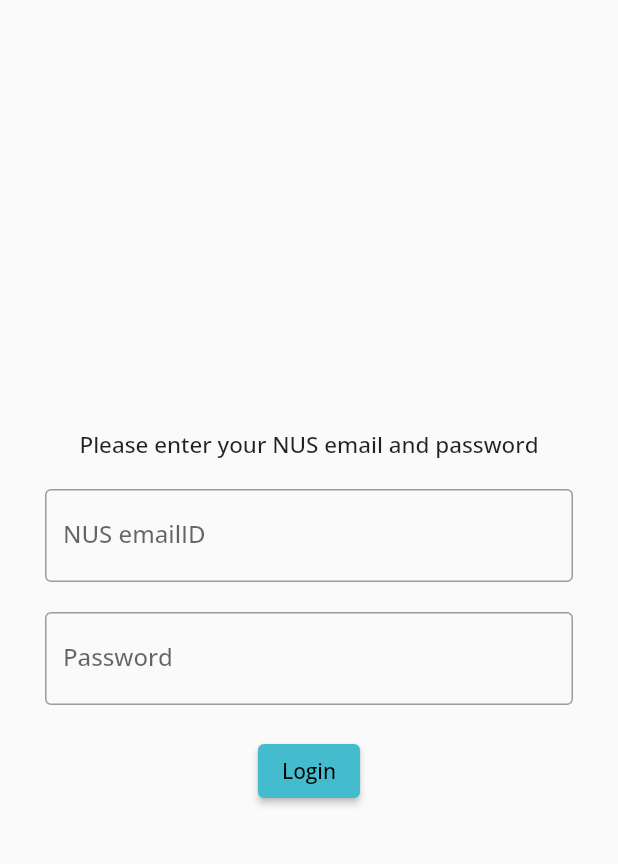
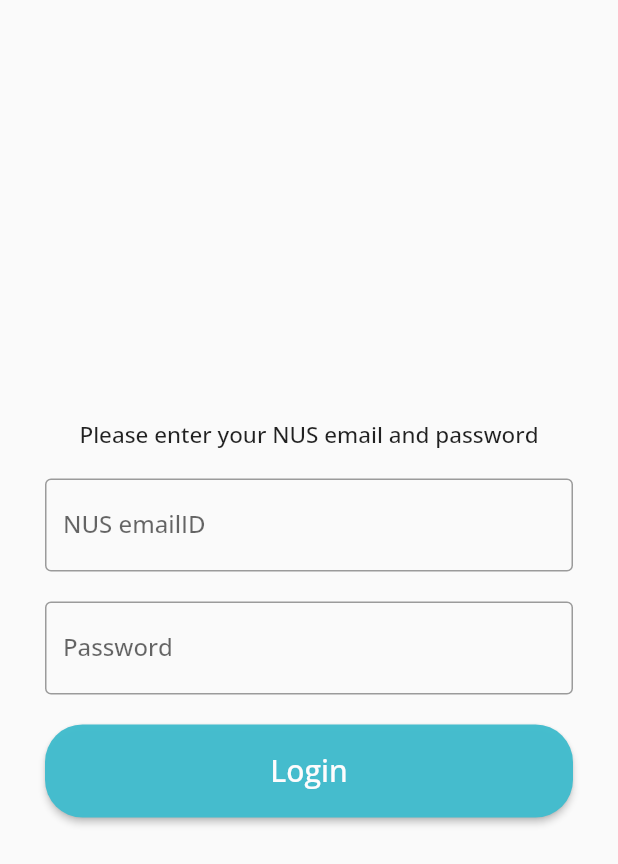
Before and after one commit to kaavya02/Volunteeraholic, a Flutter app: the screen it shows after launch, after a tap on "Student", on a phone screen of 412 x 824 dp. Shown: the top 864 px of the screen. Run offline on Flutter 3.47's test engine with Material 2 defaults, Android fonts, the phone set to English and light mode, and no system bars; our stand-ins replace firebase_auth, firebase_core, google_fonts; accounts and stored records are empty; network calls fail.

Commit message:
first draft

```diff
--- a/lib/StudentLogin.dart
+++ b/lib/StudentLogin.dart
@@ -1,5 +1,6 @@
 import 'package:firebase_auth/firebase_auth.dart';
 import 'package:flutter/material.dart';
+import 'package:volunteeraholic/AppThemes.dart';
 import 'package:volunteeraholic/HomeScreen.dart';
 
 class StudentLogin extends StatefulWidget {
@@ -35,15 +36,20 @@
                 controller: emailController,
               ),
               SizedBox(height: 20),
-              TextField(
+              SizedBox(
+                child: TextField(
                   decoration: InputDecoration(
                     border: OutlineInputBorder(),
                     labelText: 'Password',
                   ),
                   controller: passwordController,
                 ),
+              ),
               SizedBox(height: 20),
-              ElevatedButton(onPressed: () {
+              SizedBox(
+                height: 62,
+                width: 365,
+                child: ElevatedButton(onPressed: () {
                   FirebaseAuth
                       .instance
                       .signInWithEmailAndPassword(email: emailController.text, password: passwordController.text)
@@ -52,7 +58,17 @@
                     MaterialPageRoute(builder: (BuildContext context) {return HomeScreen();}),
                   ),
                   );
-              }, child: Text("Login")),
+                },
+                  child: Text("Login", style: TextStyle(fontSize: 20, color: white),),
+                  style: ButtonStyle(
+                      shape: MaterialStateProperty.all<RoundedRectangleBorder>(
+                          RoundedRectangleBorder(
+                            borderRadius: BorderRadius.circular(25.0),
+                          )
+                      )
+                  ),
+                ),
+              ),
             ],
           ),
         ),
--- a/lib/main.dart
+++ b/lib/main.dart
@@ -57,13 +57,11 @@
   @override
   Widget build(BuildContext context) {
     return Scaffold(
-      body: Padding(
-        padding: const EdgeInsets.all(8.0),
-        child: Container(
-          child: SingleChildScrollView(
+      body: SingleChildScrollView(
         child: Column(
           mainAxisAlignment: MainAxisAlignment.center,
           children: [
+
             Text(
                 'Sign In',
                 style: TextStyle(fontSize: 28)),
@@ -147,8 +145,6 @@
           ],
         ),
       ),
-        ),
-      ),
     );
   }
 }
```
Also changed, not shown: lib/HomeScreen.dart (+14 -2 lines), lib/OrgLogin.dart (+15 -2 lines), pubspec.lock. Lines whose indentation alone changed are shown as unchanged.
